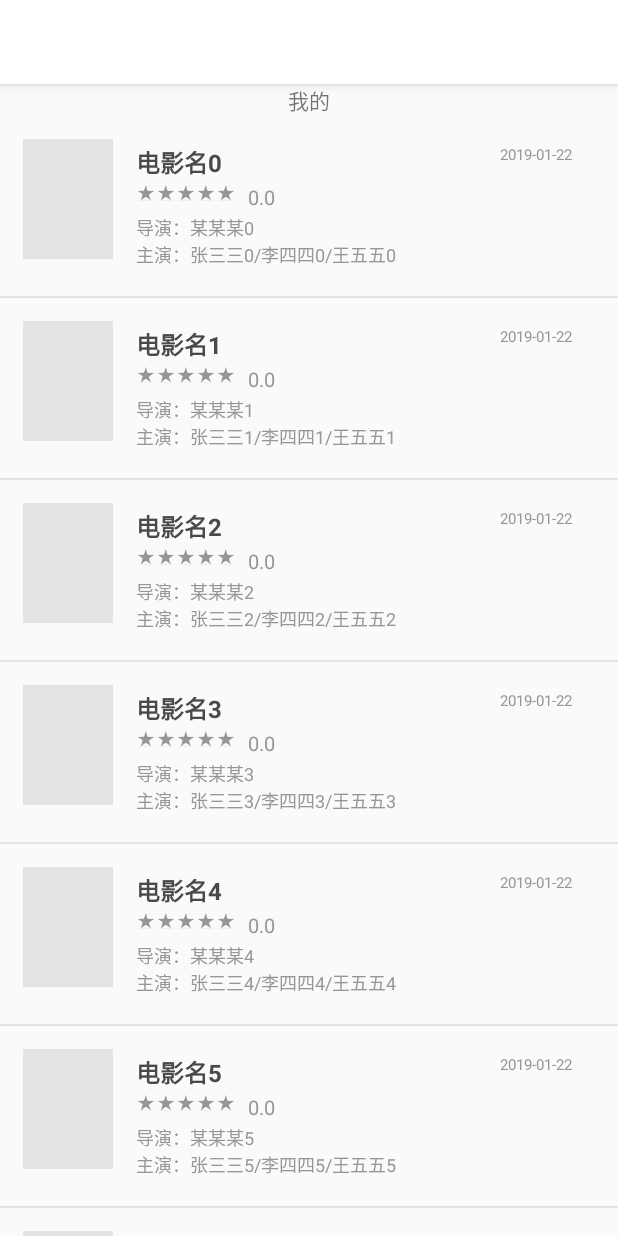
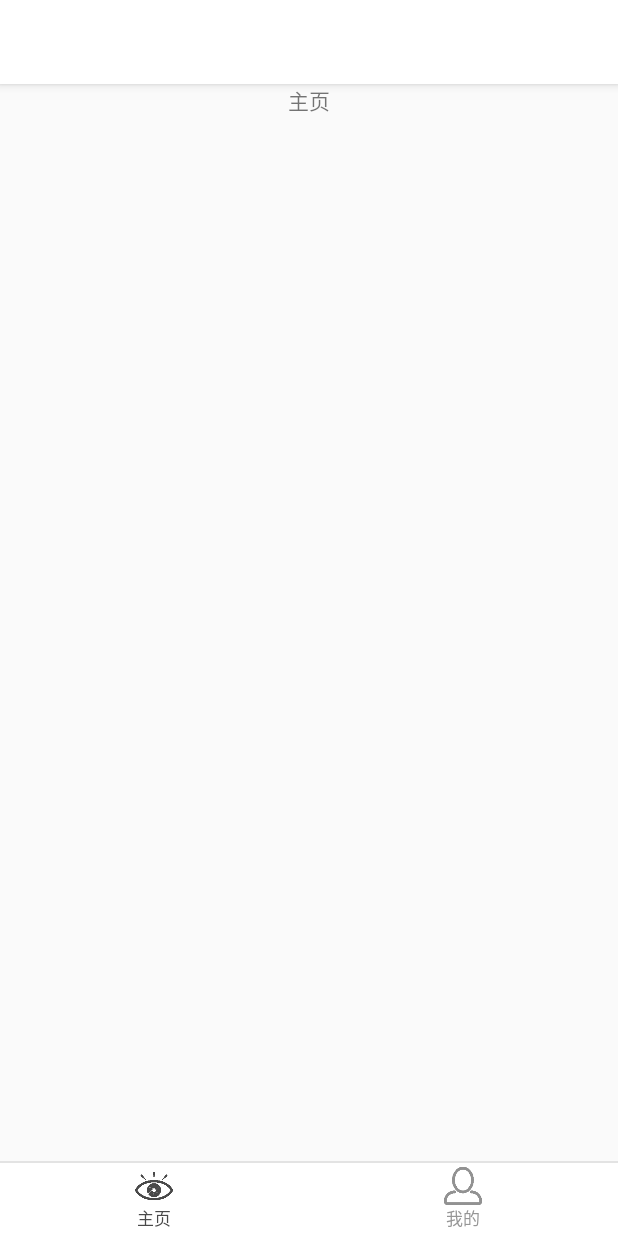
Before and after one commit to gulico/FilmComment_Demo, an Android app: the screen it shows after launch (MainActivity), on a phone screen of 412 x 824 dp. Run offline under Robolectric (Android 15) with nearby library versions, the phone set to English and light mode, and no system bars.

Commit message:
底部导航栏&碎片切换。

```diff
--- a/BeanFilm/app/build.gradle
+++ b/BeanFilm/app/build.gradle
@@ -26,6 +26,6 @@ dependencies {
     })
     compile 'com.android.support:appcompat-v7:26.+'
     compile 'com.android.support.constraint:constraint-layout:1.0.2'
+    compile 'com.android.support:recyclerview-v7:26.0.0-alpha1'
     testCompile 'junit:junit:4.12'
-    compile 'com.android.support:recyclerview-v7:26.0.0-alpha1'
 }
--- a/BeanFilm/app/src/main/java/com/example/wxy/beanfilm/HomeFragment.java
+++ b/BeanFilm/app/src/main/java/com/example/wxy/beanfilm/Fragment/HomeFragment.java
@@ -1,4 +1,4 @@
-package com.example.wxy.beanfilm;
+package com.example.wxy.beanfilm.Fragment;
 
 import android.os.Bundle;
 import android.support.annotation.Nullable;
@@ -6,6 +6,8 @@ import android.support.v4.app.Fragment;
 import android.view.LayoutInflater;
 import android.view.View;
 import android.view.ViewGroup;
+
+import com.example.wxy.beanfilm.R;
 
 /**
  * Created by WXY on 2019/1/24.
--- a/BeanFilm/app/src/main/java/com/example/wxy/beanfilm/MineFragment.java
+++ b/BeanFilm/app/src/main/java/com/example/wxy/beanfilm/Fragment/MineFragment.java
@@ -1,4 +1,4 @@
-package com.example.wxy.beanfilm;
+package com.example.wxy.beanfilm.Fragment;
 
 import android.os.Bundle;
 import android.support.annotation.Nullable;
@@ -10,6 +10,10 @@ import android.view.View;
 import android.view.ViewGroup;
 import android.widget.TextView;
 import android.widget.Toast;
+
+import com.example.wxy.beanfilm.Model.FilmSimple;
+import com.example.wxy.beanfilm.Model.FilmSimpleLab;
+import com.example.wxy.beanfilm.R;
 
 import java.util.List;
 
--- a/BeanFilm/app/src/main/java/com/example/wxy/beanfilm/MainActivity.java
+++ b/BeanFilm/app/src/main/java/com/example/wxy/beanfilm/MainActivity.java
@@ -4,26 +4,114 @@ import android.support.v4.app.Fragment;
 import android.support.v4.app.FragmentManager;
 import android.support.v7.app.AppCompatActivity;
 import android.os.Bundle;
+import android.text.TextPaint;
+import android.view.View;
+import android.widget.ImageView;
+import android.widget.LinearLayout;
+import android.widget.TextView;
+
+import com.example.wxy.beanfilm.Fragment.HomeFragment;
+import com.example.wxy.beanfilm.Fragment.MineFragment;
 
 public class MainActivity extends AppCompatActivity {
 
-    private static int sTagFlag = 2;//首页为1，个人主页为2
+    private static boolean sTagFlag = true;//首页为true，个人主页为false
+    private LinearLayout mLinearLayoutHomeTag;
+    private LinearLayout mLinearLayoutMineTag;
+    private TextView mTextViewHome;
+    private TextView mTextViewMine;
+    private ImageView mImageViewHome;
+    private ImageView mImageViewMine;
+
+    private FragmentManager fm;
+    private Fragment currentFragment;
     @Override
     protected void onCreate(Bundle savedInstanceState) {
         super.onCreate(savedInstanceState);
         setContentView(R.layout.activity_main);
 
+        mLinearLayoutHomeTag = (LinearLayout)this.findViewById(R.id.main_nav_home_tag);
+        mLinearLayoutMineTag = (LinearLayout)this.findViewById(R.id.main_nav_mine_tag);
+        mTextViewHome = (TextView)this.findViewById(R.id.main_nav_home_text);
+        mTextViewMine = (TextView)this.findViewById(R.id.main_nav_mine_text);
+        mImageViewHome = (ImageView)this.findViewById(R.id.main_nav_home_ico);
+        mImageViewMine = (ImageView)this.findViewById(R.id.main_nav_mine_ico);
+
         /*碎片显示管理*/
-        FragmentManager fm = getSupportFragmentManager();
-        Fragment fragment = fm.findFragmentById(R.id.fragment_container);
+        fm = getSupportFragmentManager();
+        currentFragment = fm.findFragmentById(R.id.fragment_container);
 
-        if (fragment == null) {
-            fragment = new MineFragment();//暂时先显示个人页面
+        if (currentFragment == null) {
+            currentFragment = new HomeFragment();//暂时先显示个人页面
             fm.beginTransaction()
-                    .add(R.id.fragment_container, fragment)
+                    .add(R.id.fragment_container, currentFragment)
                     .commit();
         }
 
-        /**/
+        //单击主页Tag
+        mLinearLayoutHomeTag.setOnClickListener(new View.OnClickListener(){
+            @Override
+            public void onClick(View v) {
+                TextPaint tp;
+                if(!sTagFlag){//若当前显示个人主页
+
+                    sTagFlag = !sTagFlag;
+
+                    mTextViewHome.setTextColor(getResources().getColor(R.color.checked_text));
+                    tp = mTextViewHome.getPaint();//加粗
+                    tp.setFakeBoldText(true);
+                    mImageViewHome.setAlpha(1.0f);
+
+                    mTextViewMine.setTextColor(getResources().getColor(R.color.nomarl_text));
+                    tp = mTextViewMine.getPaint();//加粗
+                    tp.setFakeBoldText(false);
+                    mImageViewMine.setAlpha(0.6f);
+
+                    replaceFragment("home");
+
+                }
+            }
+        });
+
+        mLinearLayoutMineTag.setOnClickListener(new View.OnClickListener() {
+            @Override
+            public void onClick(View v) {
+                TextPaint tp;
+                if(sTagFlag){//若当前显示Home
+                    sTagFlag = !sTagFlag;
+                    mTextViewHome.setTextColor(getResources().getColor(R.color.nomarl_text));
+                    tp = mTextViewHome.getPaint();//加粗
+                    tp.setFakeBoldText(false);
+                    mImageViewHome.setAlpha(0.6f);
+                    mTextViewMine.setTextColor(getResources().getColor(R.color.checked_text));
+                    tp = mTextViewMine.getPaint();//加粗
+                    tp.setFakeBoldText(true);
+                    mImageViewMine.setAlpha(1.0f);
+
+                    replaceFragment("mine");
+                }
+            }
+        });
+    }
+
+    /*替换碎片*/
+    private void replaceFragment(String tag) {
+        if (currentFragment != null) {
+            getSupportFragmentManager().beginTransaction().hide(currentFragment).commit();
+        }
+        currentFragment = getSupportFragmentManager().findFragmentByTag(tag);
+        if (currentFragment == null) {
+            switch (tag) {
+                case "home":
+                    currentFragment = new HomeFragment();
+                    break;
+                case "mine":
+                    currentFragment = new MineFragment();
+                    break;
+            }
+            getSupportFragmentManager().beginTransaction().add(R.id.fragment_container, currentFragment, tag).commit();
+        }else {
+            getSupportFragmentManager().beginTransaction().show(currentFragment).commit();
+        }
     }
 }
--- a/BeanFilm/app/src/main/java/com/example/wxy/beanfilm/FilmSimple.java
+++ b/BeanFilm/app/src/main/java/com/example/wxy/beanfilm/Model/FilmSimple.java
@@ -1,4 +1,4 @@
-package com.example.wxy.beanfilm;
+package com.example.wxy.beanfilm.Model;
 
 /**
  * Created by WXY on 2019/1/24.
--- a/BeanFilm/app/src/main/java/com/example/wxy/beanfilm/FilmSimpleLab.java
+++ b/BeanFilm/app/src/main/java/com/example/wxy/beanfilm/Model/FilmSimpleLab.java
@@ -1,4 +1,4 @@
-package com.example.wxy.beanfilm;
+package com.example.wxy.beanfilm.Model;
 
 import android.content.Context;
 
--- a/BeanFilm/app/src/main/java/com/example/wxy/beanfilm/User.java
+++ b/BeanFilm/app/src/main/java/com/example/wxy/beanfilm/Model/User.java
@@ -1,4 +1,4 @@
-package com.example.wxy.beanfilm;
+package com.example.wxy.beanfilm.Model;
 
 /**
  * Created by WXY on 2019/1/19.
--- a/BeanFilm/app/src/main/res/layout/activity_main.xml
+++ b/BeanFilm/app/src/main/res/layout/activity_main.xml
@@ -1,14 +1,22 @@
 <?xml version="1.0" encoding="utf-8"?>
-<FrameLayout
+<RelativeLayout
     xmlns:android="http://schemas.android.com/apk/res/android"
     xmlns:app="http://schemas.android.com/apk/res-auto"
     xmlns:tools="http://schemas.android.com/tools"
-    android:id="@+id/fragment_container"
     android:layout_width="match_parent"
     android:layout_height="match_parent"
+    android:orientation="horizontal"
     tools:context="com.example.wxy.beanfilm.MainActivity">
-
-
-
-
-</FrameLayout>
+    <LinearLayout
+        android:id="@+id/fragment_container"
+        android:layout_width="match_parent"
+        android:layout_height="match_parent"
+        android:layout_above="@+id/mian_nav"
+        android:orientation="horizontal"></LinearLayout>
+    <include
+        android:id="@+id/mian_nav"
+        layout="@layout/navigation"
+        android:layout_width="match_parent"
+        android:layout_height="50dp"
+        android:layout_alignParentBottom="true"/>
+</RelativeLayout>
--- a/BeanFilm/app/src/main/res/layout/frame_mine.xml
+++ b/BeanFilm/app/src/main/res/layout/frame_mine.xml
@@ -3,11 +3,6 @@
               android:orientation="vertical"
               android:layout_width="match_parent"
               android:layout_height="match_parent">
-    <TextView
-        android:layout_width="wrap_content"
-        android:layout_height="wrap_content"
-        android:layout_gravity="center"
-        android:text="@string/mine_tag"/>
     <android.support.v7.widget.RecyclerView
         android:id="@+id/MineFilm_recycler_view"
         android:layout_width="match_parent"
--- a/BeanFilm/app/src/main/res/layout/navigation.xml
+++ b/BeanFilm/app/src/main/res/layout/navigation.xml
@@ -10,21 +10,25 @@
     <LinearLayout
         android:layout_width="match_parent"
         android:layout_height="match_parent"
-        android:orientation="horizontal">
+        android:orientation="horizontal"
+        android:background="@color/colorPrimary">
 
         <LinearLayout
+            android:id="@+id/main_nav_home_tag"
             android:layout_weight="1"
             android:layout_width="0dp"
             android:layout_height="wrap_content"
             android:orientation="vertical"
             android:layout_gravity="center">
             <ImageView
+                android:id="@+id/main_nav_home_ico"
                 android:layout_width="25dp"
                 android:layout_height="25dp"
                 android:layout_gravity="center"
                 android:src="@drawable/home_ico"
-                android:tint="@color/checked_ico"/>
+                android:alpha="1"/>
             <TextView
+                android:id="@+id/main_nav_home_text"
                 android:layout_width="wrap_content"
                 android:layout_height="wrap_content"
                 android:layout_gravity="center"
@@ -33,18 +37,21 @@
                 android:textColor="@color/checked_text"/>
         </LinearLayout>
         <LinearLayout
+            android:id="@+id/main_nav_mine_tag"
             android:layout_weight="1"
             android:layout_width="0dp"
             android:layout_height="wrap_content"
             android:orientation="vertical"
             android:layout_gravity="center">
             <ImageView
+                android:id="@+id/main_nav_mine_ico"
                 android:layout_width="25dp"
                 android:layout_height="25dp"
                 android:layout_gravity="center"
                 android:src="@drawable/mine_ico"
-                android:tint="@color/nomarl_ico"></ImageView>
+                android:alpha="0.6"></ImageView>
             <TextView
+                android:id="@+id/main_nav_mine_text"
                 android:layout_width="wrap_content"
                 android:layout_height="wrap_content"
                 android:layout_gravity="center"
```
Also changed, not shown: BeanFilm/app/src/main/AndroidManifest.xml (+5 -3 lines), BeanFilm/app/src/main/java/com/example/wxy/beanfilm/FilmDetailsActivity.java (added, +13 -0 lines), BeanFilm/app/src/main/res/layout/activity_film_details.xml (added, +10 -0 lines), BeanFilm/app/src/main/res/drawable/home_ico.png, BeanFilm/app/src/main/res/drawable/mine_ico.png.
